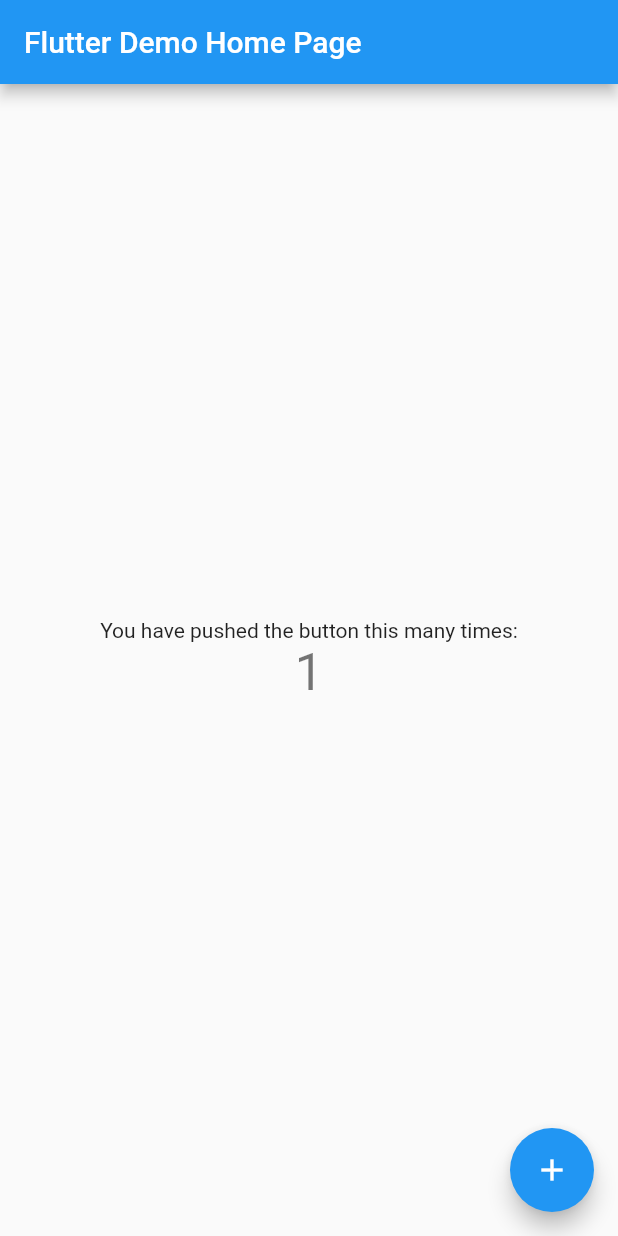
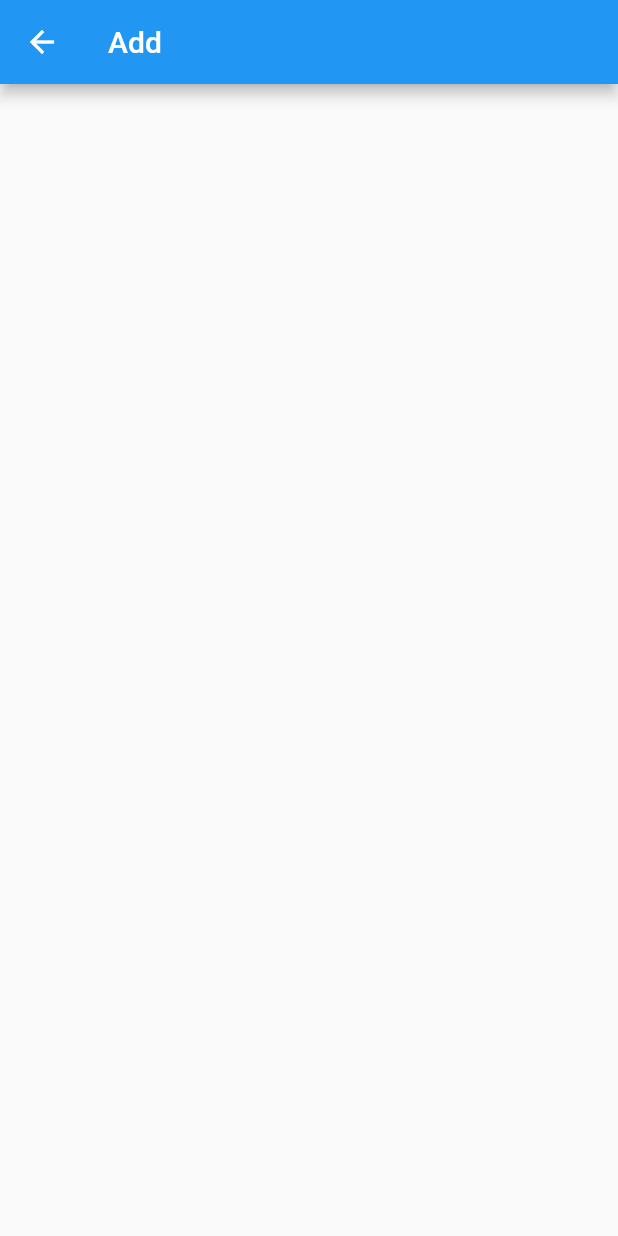
Before and after one commit to bahaby/MoneyWatcher, a Flutter app: the screen it shows after launch, after a tap on the "add" icon, on a phone screen of 412 x 824 dp. Run offline on Flutter 3.47's test engine with Material 2 defaults, Android fonts, the phone set to English and light mode, and no system bars.

Commit message:
home, add, detail pages created

```diff
--- a/lib/main.dart
+++ b/lib/main.dart
@@ -1,113 +1,21 @@
 import 'package:flutter/material.dart';
+import 'package:money_watcher/page/add_budget_page.dart';
+import 'package:money_watcher/page/detail_budget_page.dart';
+import 'package:money_watcher/page/home_page.dart';
 
-void main() {
-  runApp(MyApp());
-}
+void main() => runApp(MyApp());
 
 class MyApp extends StatelessWidget {
-  // This widget is the root of your application.
   @override
   Widget build(BuildContext context) {
     return MaterialApp(
-      title: 'Flutter Demo',
-      theme: ThemeData(
-        // This is the theme of your application.
-        //
-        // Try running your application with "flutter run". You'll see the
-        // application has a blue toolbar. Then, without quitting the app, try
-        // changing the primarySwatch below to Colors.green and then invoke
-        // "hot reload" (press "r" in the console where you ran "flutter run",
-        // or simply save your changes to "hot reload" in a Flutter IDE).
-        // Notice that the counter didn't reset back to zero; the application
-        // is not restarted.
-        primarySwatch: Colors.blue,
-      ),
-      home: MyHomePage(title: 'Flutter Demo Home Page'),
+      title: 'Material App',
+      initialRoute: HomePage.routeName,
+      routes: {
+        HomePage.routeName: (_) => HomePage(),
+        DetailBudgetPage.routeName: (_) => DetailBudgetPage(),
+        AddBudgetPage.routeName: (_) => AddBudgetPage(),
+      },
     );
   }
 }
-
-class MyHomePage extends StatefulWidget {
-  MyHomePage({Key key, this.title}) : super(key: key);
-
-  // This widget is the home page of your application. It is stateful, meaning
-  // that it has a State object (defined below) that contains fields that affect
-  // how it looks.
-
-  // This class is the configuration for the state. It holds the values (in this
-  // case the title) provided by the parent (in this case the App widget) and
-  // used by the build method of the State. Fields in a Widget subclass are
-  // always marked "final".
-
-  final String title;
-
-  @override
-  _MyHomePageState createState() => _MyHomePageState();
-}
-
-class _MyHomePageState extends State<MyHomePage> {
-  int _counter = 0;
-
-  void _incrementCounter() {
-    setState(() {
-      // This call to setState tells the Flutter framework that something has
-      // changed in this State, which causes it to rerun the build method below
-      // so that the display can reflect the updated values. If we changed
-      // _counter without calling setState(), then the build method would not be
-      // called again, and so nothing would appear to happen.
-      _counter++;
-    });
-  }
-
-  @override
-  Widget build(BuildContext context) {
-    // This method is rerun every time setState is called, for instance as done
-    // by the _incrementCounter method above.
-    //
-    // The Flutter framework has been optimized to make rerunning build methods
-    // fast, so that you can just rebuild anything that needs updating rather
-    // than having to individually change instances of widgets.
-    return Scaffold(
-      appBar: AppBar(
-        // Here we take the value from the MyHomePage object that was created by
-        // the App.build method, and use it to set our appbar title.
-        title: Text(widget.title),
-      ),
-      body: Center(
-        // Center is a layout widget. It takes a single child and positions it
-        // in the middle of the parent.
-        child: Column(
-          // Column is also a layout widget. It takes a list of children and
-          // arranges them vertically. By default, it sizes itself to fit its
-          // children horizontally, and tries to be as tall as its parent.
-          //
-          // Invoke "debug painting" (press "p" in the console, choose the
-          // "Toggle Debug Paint" action from the Flutter Inspector in Android
-          // Studio, or the "Toggle Debug Paint" command in Visual Studio Code)
-          // to see the wireframe for each widget.
-          //
-          // Column has various properties to control how it sizes itself and
-          // how it positions its children. Here we use mainAxisAlignment to
-          // center the children vertically; the main axis here is the vertical
-          // axis because Columns are vertical (the cross axis would be
-          // horizontal).
-          mainAxisAlignment: MainAxisAlignment.center,
-          children: <Widget>[
-            Text(
-              'You have pushed the button this many times:',
-            ),
-            Text(
-              '$_counter',
-              style: Theme.of(context).textTheme.headline4,
-            ),
-          ],
-        ),
-      ),
-      floatingActionButton: FloatingActionButton(
-        onPressed: _incrementCounter,
-        tooltip: 'Increment',
-        child: Icon(Icons.add),
-      ), // This trailing comma makes auto-formatting nicer for build methods.
-    );
-  }
-}
--- /dev/null
+++ b/lib/page/add_budget_page.dart
@@ -0,0 +1,15 @@
+import 'package:flutter/material.dart';
+
+class AddBudgetPage extends StatelessWidget {
+  static const routeName = '/add_budget_page';
+
+  @override
+  Widget build(BuildContext context) {
+    return Scaffold(
+      appBar: AppBar(
+        title: Text('Add'),
+      ),
+      body: Container(),
+    );
+  }
+}
--- /dev/null
+++ b/lib/page/detail_budget_page.dart
@@ -0,0 +1,15 @@
+import 'package:flutter/material.dart';
+
+class DetailBudgetPage extends StatelessWidget {
+  static const routeName = '/detail_budget_page';
+
+  @override
+  Widget build(BuildContext context) {
+    return Scaffold(
+      appBar: AppBar(
+        title: Text('Detail'),
+      ),
+      body: Container(),
+    );
+  }
+}
--- /dev/null
+++ b/lib/page/home_page.dart
@@ -0,0 +1,38 @@
+import 'package:flutter/material.dart';
+import 'package:money_watcher/page/add_budget_page.dart';
+
+class HomePage extends StatelessWidget {
+  static const routeName = '/home_page';
+
+  @override
+  Widget build(BuildContext context) {
+    return DefaultTabController(
+      length: 3,
+      child: Scaffold(
+        appBar: AppBar(
+          bottom: TabBar(
+            tabs: [
+              Text("Günlük"),
+              Text("Haftalık"),
+              Text("Aylık"),
+            ],
+          ),
+          title: Text('Home'),
+        ),
+        body: TabBarView(
+          children: [
+            Center(child: Text("Günlük")),
+            Center(child: Text("Haftalık")),
+            Center(child: Text("Aylık")),
+          ],
+        ),
+        floatingActionButton: FloatingActionButton(
+          child: Icon(Icons.add),
+          onPressed: () {
+            Navigator.of(context).pushNamed(AddBudgetPage.routeName);
+          },
+        ),
+      ),
+    );
+  }
+}
```
